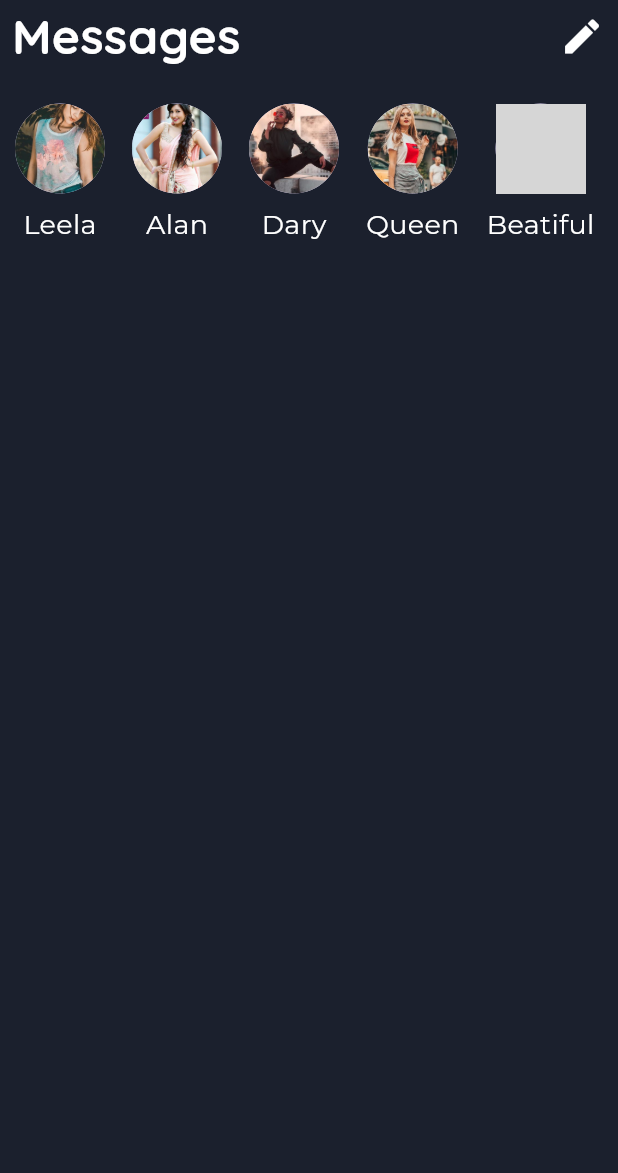
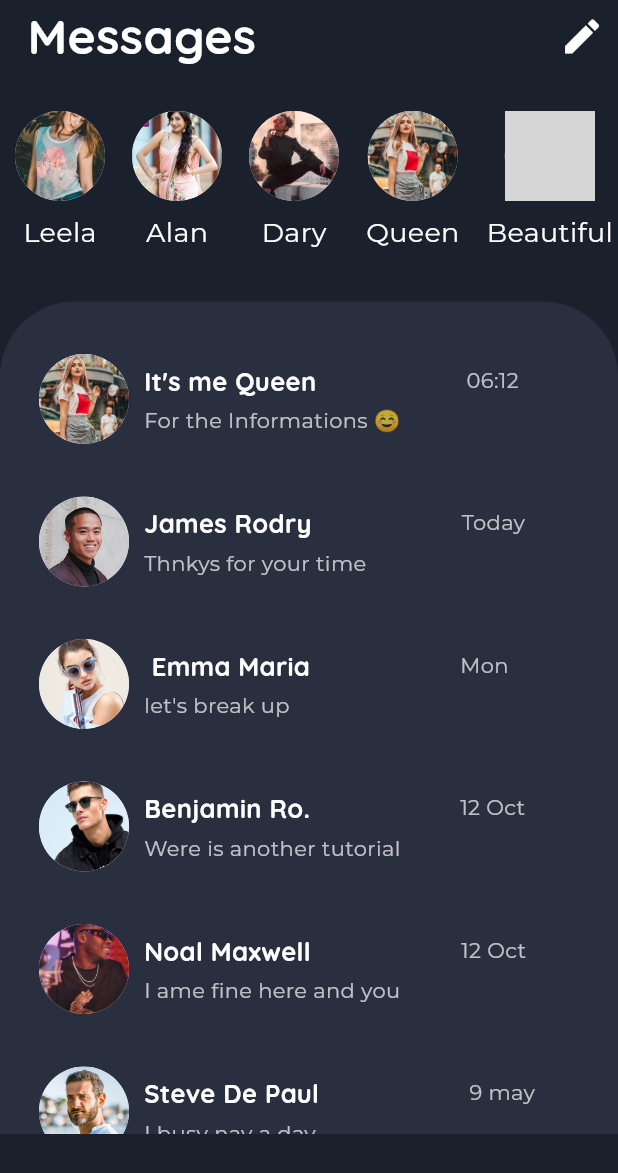
Before and after one commit to Blg-amina/chat_app_ui_design, a Flutter app: the screen it shows after launch, on a phone screen of 412 x 824 dp. Shown: the top 1173 px of the screen. Run offline on Flutter 3.47's test engine with Material 3 defaults, Android fonts, the light colour scheme and no system bars; grey boxes are pictures that could not be loaded.

Commit message:
Initial commit

```diff
--- a/lib/home_screen.dart
+++ b/lib/home_screen.dart
@@ -1,3 +1,4 @@
+import 'package:chat_app_ui_design/chat_acreen.dart';
 import 'package:flutter/material.dart';
 
 class HomeScreen extends StatelessWidget {
@@ -6,74 +7,180 @@ class HomeScreen extends StatelessWidget {
   @override
   Widget build(BuildContext context) {
     return Scaffold(
-      backgroundColor: Color(0xff1B202D),
+      backgroundColor: const Color(0xff1B202D),
       body: SafeArea(
+        child: SingleChildScrollView(
           child: Column(
             crossAxisAlignment: CrossAxisAlignment.start,
             children: [
               Row(
                 mainAxisAlignment: MainAxisAlignment.spaceBetween,
                 children: [
-                Padding(
-                  padding: const EdgeInsets.only(left: 8.0),
-                  child: Text(
-                    "Messages",
+                  const Text(
+                    "  Messages",
                     style: TextStyle(
                       fontFamily: 'Quicksand',
                       fontWeight: FontWeight.bold,
+                      fontSize: 32,
                       color: Colors.white,
-                      fontSize: 32,
-                    ),
                     ),
                   ),
                   IconButton(
                     onPressed: () {},
-                  icon: Icon(Icons.edit, color: Colors.white, size: 30),
+                    icon: const Icon(Icons.edit, color: Colors.white, size: 30),
                   ),
                 ],
               ),
-            SizedBox(height: 18),
+              const SizedBox(height: 18),
               SizedBox(
-              height: 100,
+                height: 110,
                 child: ListView(
                   scrollDirection: Axis.horizontal,
                   children: [
-                  SizedBox(width: 10),
-                  OnlineUser("images/chat2.png", "Leela"),
-                  SizedBox(width: 18),
-                  OnlineUser("images/chat3.png", "Alan"),
-                  SizedBox(width: 18),
-                  OnlineUser("images/chat4.png", "Dary"),
-                  SizedBox(width: 18),
-                  OnlineUser("images/chat5.png", "Queen"),
-                  SizedBox(width: 18),
-                  OnlineUser("images/chat6.png", "Beatiful"),
-                  SizedBox(width: 18),
-                  OnlineUser("images/chat7.png", "Toney"),
-                  SizedBox(width: 18),
-                  OnlineUser("images/chat8.png", "Emma"),
-                  SizedBox(width: 18),
-                  OnlineUser("images/chat9.png", "Ram"),
-                  SizedBox(width: 18),
-                  OnlineUser("images/chat10.png", "Dany"),
-                  SizedBox(width: 18),
+                    const SizedBox(width: 10),
+                    onlineUser("images/chat2.png", "Leela"),
+                    const SizedBox(width: 18),
+                    onlineUser("images/chat3.png", "Alan"),
+                    const SizedBox(width: 18),
+                    onlineUser("images/chat4.png", "Dary"),
+                    const SizedBox(width: 18),
+                    onlineUser("images/chat5.png", "Queen"),
+                    const SizedBox(width: 18),
+                    onlineUser("images/chat6.png", "Beautiful"),
+                    const SizedBox(width: 18),
+                    onlineUser("images/chat7.png", "Toney"),
+                    const SizedBox(width: 18),
+                    onlineUser("images/chat8.png", "Emma"),
+                    const SizedBox(width: 18),
+                    onlineUser("images/chat9.png", "Ram"),
+                    const SizedBox(width: 18),
+                  ],
+                ),
+              ),
+              const SizedBox(height: 25),
+              Container(
+                height: 555,
+                width: double.infinity,
+                decoration: const BoxDecoration(
+                  color: Color(0xff292F3F),
+                  borderRadius: BorderRadius.only(
+                    topLeft: Radius.circular(50),
+                    topRight: Radius.circular(50),
+                  ),
+                ),
+                child: ListView(
+                  children: [
+                    GestureDetector(
+                      onTap: () {
+                        Navigator.push(
+                          context,
+                          MaterialPageRoute(
+                            builder: (context) => const ChatScreen(),
+                          ),
+                        );
+                      },
+                      child: myCurrentMessageFriends(
+                        "images/chat5.png",
+                        "It's me Queen",
+                        '06:12',
+                        'For the Informations ☺️',
+                      ),
+                    ),
+                    myCurrentMessageFriends(
+                      'images/chat11.png',
+                      'James Rodry',
+                      'Today',
+                      'Thnkys for your time',
+                    ),
+                    myCurrentMessageFriends(
+                      'images/chat8.png',
+                      ' Emma Maria',
+                      'Mon',
+                      "let's break up",
+                    ),
+                    myCurrentMessageFriends(
+                      'images/chat9.png',
+                      'Benjamin Ro.',
+                      '12 Oct',
+                      "Were is another tutorial",
+                    ),
+                    myCurrentMessageFriends(
+                      'images/chat1.png',
+                      'Noal Maxwell',
+                      '12 Oct',
+                      'I ame fine here and you',
+                    ),
+                    myCurrentMessageFriends(
+                      'images/chat10.png',
+                      'Steve De Paul',
+                      '9 may',
+                      'I busy nay a day',
+                    ),
+                    myCurrentMessageFriends(
+                      'images/chat4.png',
+                      'Dary Conway ',
+                      '12 Oct',
+                      'Bye we will meet again',
+                    ),
+                    myCurrentMessageFriends(
+                      'images/chat111.png',
+                      'Marco Maxwel',
+                      '12 Oct',
+                      'I ame fine here and you',
+                    ),
                   ],
                 ),
               ),
             ],
           ),
         ),
+      ),
     );
   }
 
-  Column OnlineUser(image, text) {
+  // Recent chat friends
+  Padding myCurrentMessageFriends(image, name, date, text) {
+    return Padding(
+      padding: const EdgeInsets.only(left: 26.0, right: 10.0, top: 35.0),
+      child: Row(
+        children: [
+          CircleAvatar(radius: 30, backgroundImage: Image.asset(image).image),
+          const SizedBox(width: 10),
+          Column(
+            crossAxisAlignment: CrossAxisAlignment.start,
+            children: [
+              Row(
+                children: [
+                  Text(
+                    name,
+                    style: const TextStyle(
+                      color: Colors.white,
+                      fontFamily: 'Quicksand',
+                      fontSize: 17,
+                    ),
+                  ),
+                  const SizedBox(width: 100),
+                  Text(date, style: const TextStyle(color: Colors.white70)),
+                ],
+              ),
+              const SizedBox(height: 5),
+              Text(text, style: const TextStyle(color: Colors.white70)),
+            ],
+          ),
+        ],
+      ),
+    );
+  }
+
+  // online user
+  Column onlineUser(image, text) {
     return Column(
       mainAxisAlignment: MainAxisAlignment.center,
       crossAxisAlignment: CrossAxisAlignment.center,
       children: [
         CircleAvatar(radius: 30, backgroundImage: Image.asset(image).image),
-        SizedBox(height: 8),
-        Text(text, style: TextStyle(color: Colors.white, fontSize: 18)),
+        const SizedBox(height: 8),
+        Text(text, style: const TextStyle(color: Colors.white, fontSize: 18)),
       ],
     );
   }
--- a/lib/main.dart
+++ b/lib/main.dart
@@ -4,23 +4,19 @@ import 'package:flutter/services.dart';
 
 void main() {
   SystemChrome.setSystemUIOverlayStyle(
-    const SystemUiOverlayStyle(
-      statusBarColor: Colors.transparent,
-      statusBarIconBrightness: Brightness.dark,
-    ),
+    const SystemUiOverlayStyle(statusBarColor: Colors.transparent),
   );
   runApp(const MyApp());
 }
 
 class MyApp extends StatelessWidget {
   const MyApp({super.key});
-
   @override
   Widget build(BuildContext context) {
     return MaterialApp(
       theme: ThemeData(fontFamily: 'Montserrat', useMaterial3: true),
       debugShowCheckedModeBanner: false,
-      home: HomeScreen(),
+      home: const HomeScreen(),
     );
   }
 }
```
Also changed, not shown: lib/chat_acreen.dart (added, +115 -0 lines), lib/message_send.dart (added, +50 -0 lines), 3 other files. Lines whose indentation alone changed are shown as unchanged.
